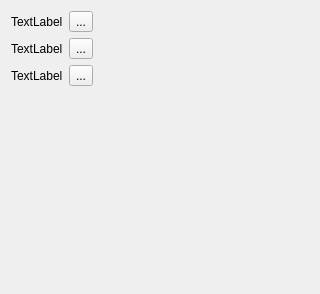
Qt form digstatus.ui (pjrinaldi/wombatforensics) before a commit.
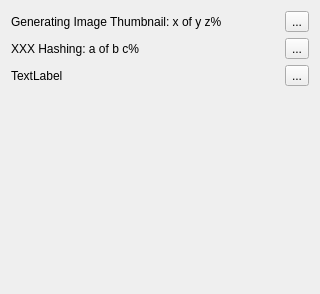
The same form after that commit. Icons and pictures are not drawn.

```diff
--- a/digstatus.ui
+++ b/digstatus.ui
@@ -25,18 +25,7 @@
      <item>
       <widget class="QLabel" name="label">
        <property name="text">
-        <string>TextLabel</string>
-       </property>
-      </widget>
-     </item>
-     <item>
-      <widget class="QToolButton" name="toolButton">
-       <property name="text">
-        <string>...</string>
-       </property>
-       <property name="icon">
-        <iconset resource="wombatforensics.qrc">
-         <normaloff>:/cancelthread</normaloff>:/cancelthread</iconset>
+        <string>Generating Image Thumbnail: x of y z%</string>
        </property>
       </widget>
      </item>
@@ -53,6 +42,17 @@
        </property>
       </spacer>
      </item>
+     <item>
+      <widget class="QToolButton" name="imgthumbbutton">
+       <property name="text">
+        <string>...</string>
+       </property>
+       <property name="icon">
+        <iconset resource="wombatforensics.qrc">
+         <normaloff>:/cancelthread</normaloff>:/cancelthread</iconset>
+       </property>
+      </widget>
+     </item>
     </layout>
    </item>
    <item>
@@ -60,18 +60,7 @@
      <item>
       <widget class="QLabel" name="label_2">
        <property name="text">
-        <string>TextLabel</string>
-       </property>
-      </widget>
-     </item>
-     <item>
-      <widget class="QToolButton" name="toolButton_2">
-       <property name="text">
-        <string>...</string>
-       </property>
-       <property name="icon">
-        <iconset resource="wombatforensics.qrc">
-         <normaloff>:/cancelthread</normaloff>:/cancelthread</iconset>
+        <string>XXX Hashing: a of b c%</string>
        </property>
       </widget>
      </item>
@@ -88,6 +77,17 @@
        </property>
       </spacer>
      </item>
+     <item>
+      <widget class="QToolButton" name="hashbutton">
+       <property name="text">
+        <string>...</string>
+       </property>
+       <property name="icon">
+        <iconset resource="wombatforensics.qrc">
+         <normaloff>:/cancelthread</normaloff>:/cancelthread</iconset>
+       </property>
+      </widget>
+     </item>
     </layout>
    </item>
    <item>
@@ -99,17 +99,6 @@
        </property>
       </widget>
      </item>
-     <item>
-      <widget class="QToolButton" name="toolButton_3">
-       <property name="text">
-        <string>...</string>
-       </property>
-       <property name="icon">
-        <iconset resource="wombatforensics.qrc">
-         <normaloff>:/cancelthread</normaloff>:/cancelthread</iconset>
-       </property>
-      </widget>
-     </item>
      <item>
       <spacer name="horizontalSpacer_3">
        <property name="orientation">
@@ -123,6 +112,17 @@
        </property>
       </spacer>
      </item>
+     <item>
+      <widget class="QToolButton" name="toolButton_3">
+       <property name="text">
+        <string>...</string>
+       </property>
+       <property name="icon">
+        <iconset resource="wombatforensics.qrc">
+         <normaloff>:/cancelthread</normaloff>:/cancelthread</iconset>
+       </property>
+      </widget>
+     </item>
     </layout>
    </item>
    <item>
```
Left out of the diff: 4 changed lines with no effect on the pictures.
